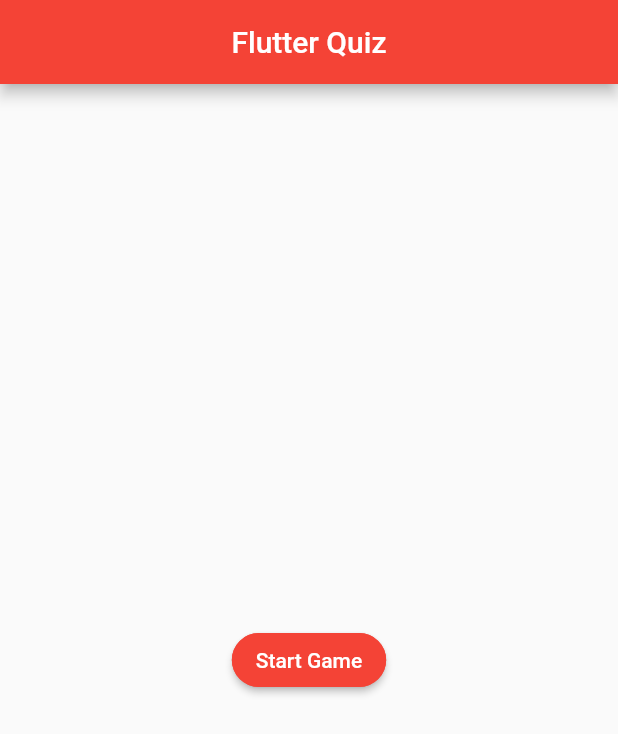
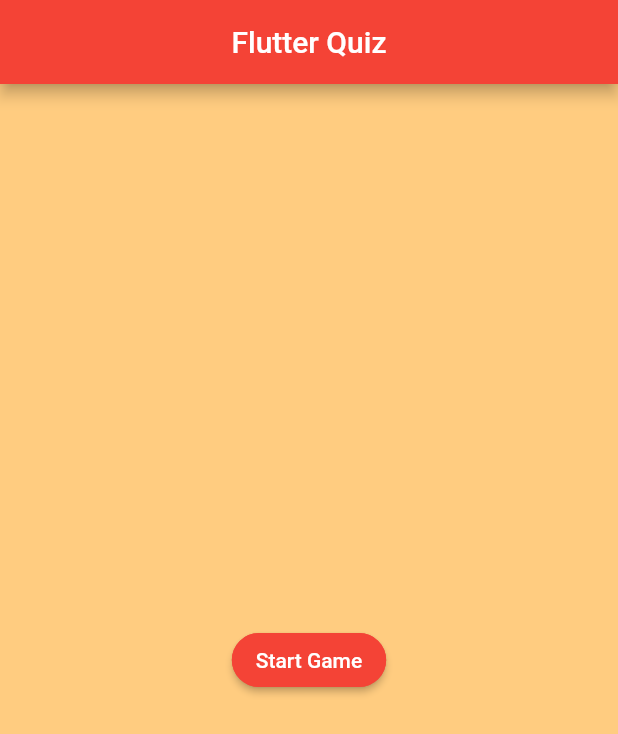
Before and after one commit to dvimukthi/Flutter_Quiz_App, a Flutter app: the screen it shows after launch, on a phone screen of 412 x 824 dp. Shown: the top 734 px of the screen. Run offline on Flutter 3.47's test engine with Material 2 defaults, Android fonts, the phone set to English and light mode, and no system bars; our stand-ins replace fluttertoast, get, percent_indicator.

Commit message:
scaffoldBackgroundColor

```diff
--- a/lib/main.dart
+++ b/lib/main.dart
@@ -16,6 +16,7 @@ class MyApp extends StatelessWidget {
     return GetMaterialApp(
       title: 'Flutter Quiz',
       theme: ThemeData(
+        scaffoldBackgroundColor: Colors.orange[200],
         primarySwatch: Colors.red,
       ),
       home: const MyHomePage(),
```
